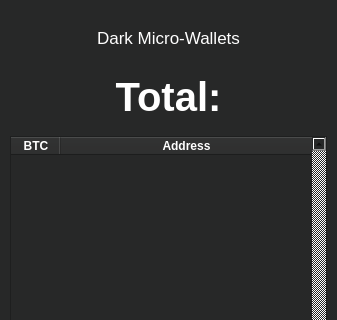
isaidnocookies/Threshodl-Wallet, file ThresHoDLApp/darkmicrowalletview.ui: the form before one commit; both pictures show x 0 to 337 and y 0 to 320 of the 337 by 691 pixel window.
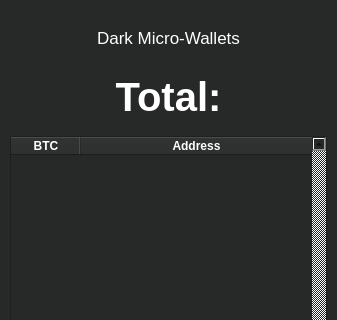
The form after the commit. Icons and pictures are not drawn.

What changed in the file:
```diff
--- a/ThresHoDLApp/darkmicrowalletview.ui
+++ b/ThresHoDLApp/darkmicrowalletview.ui
@@ -180,7 +180,7 @@
       <bool>false</bool>
      </attribute>
      <attribute name="horizontalHeaderDefaultSectionSize">
-      <number>50</number>
+      <number>70</number>
      </attribute>
      <attribute name="horizontalHeaderMinimumSectionSize">
       <number>10</number>
```
